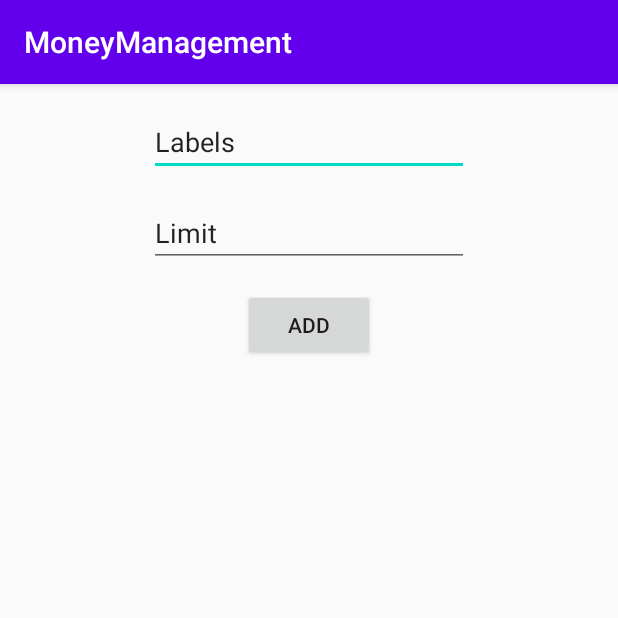
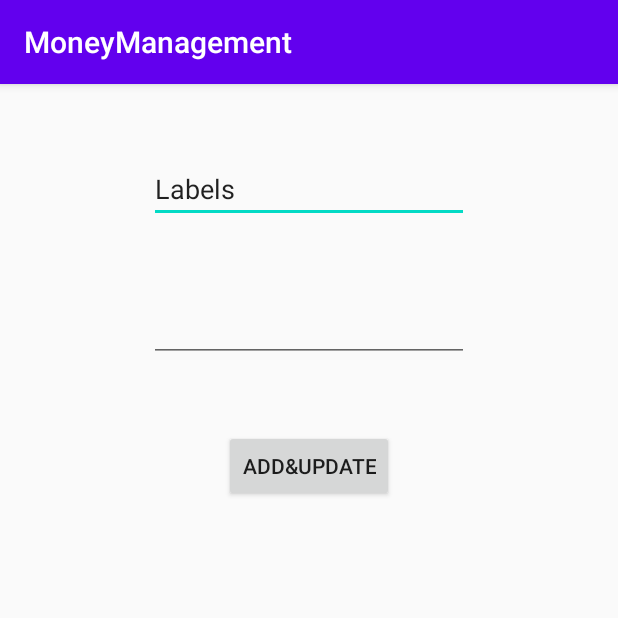
Before and after one commit to yossefkatri/MoneyManagment, an Android app: the Goal screen opened directly, with no data from a screen before it, on a phone screen of 412 x 824 dp, the top half of it. Run offline under Robolectric (Android 15) with nearby library versions, the phone set to English and light mode, and no system bars.

Commit message:
middle of goal - finshed with adding and now working on update and remove

```diff
--- a/app/build.gradle
+++ b/app/build.gradle
@@ -5,7 +5,7 @@ android {
 
     defaultConfig {
         applicationId "com.example.moneyManagment"
-        minSdkVersion 16
+        minSdkVersion 24
         targetSdkVersion 33
         versionCode 1
         versionName "1.0"
--- a/app/src/main/res/layout/activity_goal.xml
+++ b/app/src/main/res/layout/activity_goal.xml
@@ -10,6 +10,8 @@
         android:id="@+id/labelsInput"
         android:layout_width="wrap_content"
         android:layout_height="wrap_content"
+        android:layout_marginTop="47dp"
+        android:layout_marginBottom="47dp"
         android:ems="10"
         android:inputType="text"
         android:text="@string/labels"
@@ -22,18 +24,18 @@
         android:id="@+id/limitInput"
         android:layout_width="wrap_content"
         android:layout_height="wrap_content"
+        android:layout_marginBottom="45dp"
         android:ems="10"
         android:inputType="numberDecimal"
-        android:text="@string/limit"
-        app:layout_constraintBottom_toTopOf="@+id/goals"
-        app:layout_constraintEnd_toEndOf="parent"
-        app:layout_constraintStart_toStartOf="parent"
-        app:layout_constraintTop_toTopOf="parent" />
+        app:layout_constraintBottom_toTopOf="@+id/add_goal"
+        app:layout_constraintStart_toStartOf="@+id/labelsInput"
+        app:layout_constraintTop_toBottomOf="@+id/labelsInput" />
 
     <Button
         android:id="@+id/add_goal"
         android:layout_width="wrap_content"
         android:layout_height="wrap_content"
+        android:layout_marginBottom="45dp"
         android:text="@string/add"
         app:layout_constraintBottom_toTopOf="@+id/goals"
         app:layout_constraintEnd_toEndOf="parent"
@@ -42,11 +44,16 @@
 
     <LinearLayout
         android:id="@+id/goals"
-        android:layout_width="409dp"
-        android:layout_height="569dp"
+        android:layout_width="0dp"
+        android:layout_height="0dp"
+        android:layout_marginStart="1dp"
+        android:layout_marginLeft="1dp"
+        android:layout_marginEnd="1dp"
+        android:layout_marginRight="1dp"
         android:orientation="vertical"
         app:layout_constraintBottom_toBottomOf="parent"
         app:layout_constraintEnd_toEndOf="parent"
-        app:layout_constraintStart_toStartOf="parent" />
+        app:layout_constraintStart_toStartOf="parent"
+        app:layout_constraintTop_toBottomOf="@+id/add_goal" />
 
 </androidx.constraintlayout.widget.ConstraintLayout>
--- a/app/src/main/res/values/GoalActivityConsts.xml
+++ b/app/src/main/res/values/GoalActivityConsts.xml
@@ -2,5 +2,5 @@
 <resources>
     <string name="labels">Labels</string>
     <string name="limit">Limit</string>
-    <string name="add">add</string>
+    <string name="add">add&amp;update</string>
 </resources>
```
Also changed, not shown: app/src/main/java/com/example/myapplication/BE/Label.java (+14 -0 lines), app/src/main/java/com/example/myapplication/UI/activities/Goal.java (+54 -7 lines).
